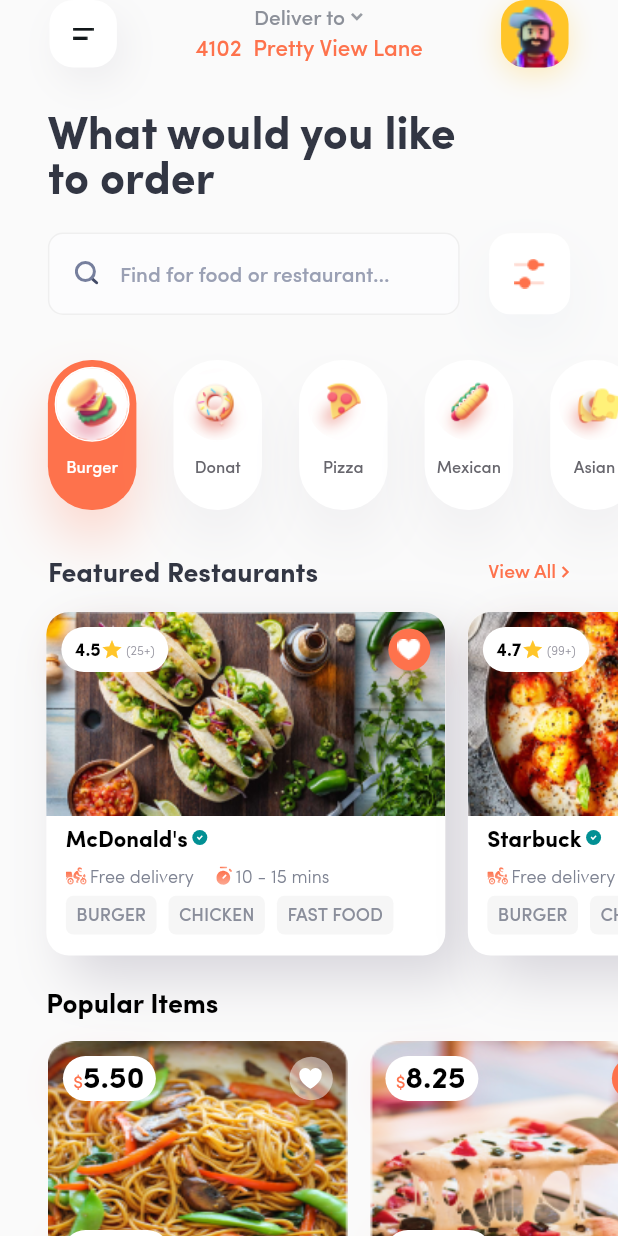
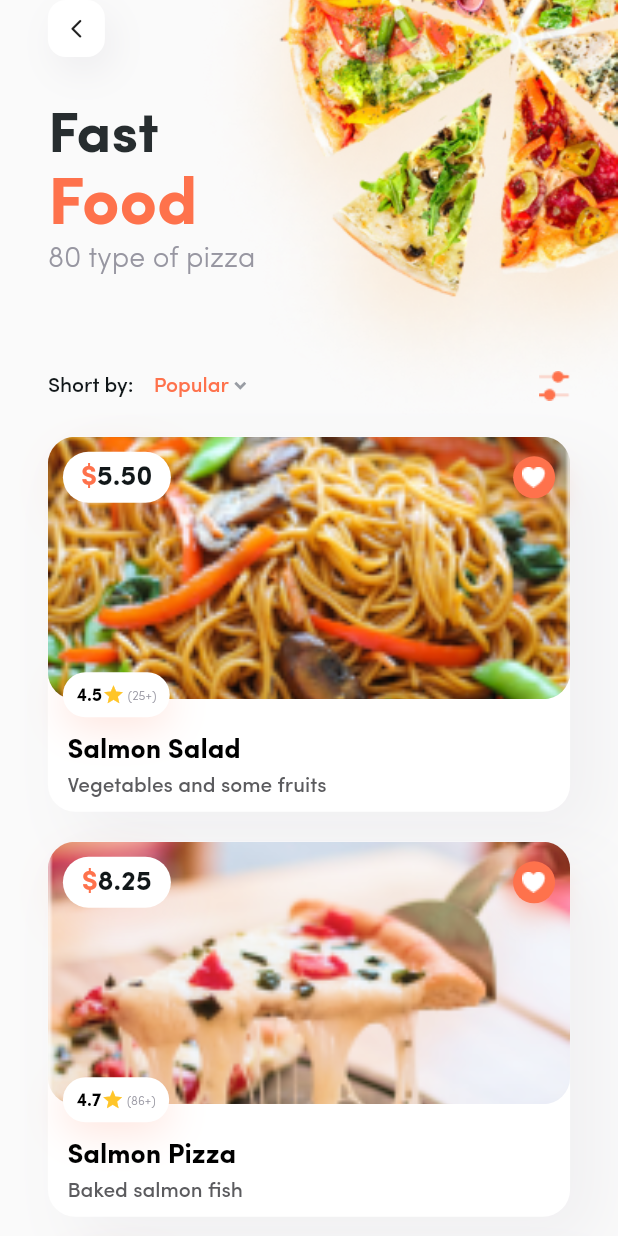
Before and after one commit to TuNinh99/food_app, a Flutter app: the screen it shows after launch, on a phone screen of 412 x 824 dp. Run offline on Flutter 3.47's test engine with Material 2 defaults, Android fonts, the light colour scheme and no system bars; our stand-ins replace device_preview, flutter_svg.

Commit message:
add category page

```diff
--- a/lib/main.dart
+++ b/lib/main.dart
@@ -1,7 +1,8 @@
 import 'package:device_preview/device_preview.dart';
 import 'package:flutter/foundation.dart';
 import 'package:flutter/material.dart';
-import 'package:food_app/pages/food_details.dart';
+import 'package:food_app/pages/category_page.dart';
+import 'package:food_app/pages/food_page.dart';
 import 'package:food_app/pages/home_page.dart';
 
 void main() {
@@ -29,10 +30,11 @@ class FoodApp extends StatelessWidget {
         primarySwatch: Colors.blue,
       ),
       // home: const HomePage(),
-      initialRoute: '$HomePage',
+      initialRoute: '$CategoryPage',
       routes: {
         '$HomePage': (context) => const HomePage(),
-        '$FoodDetailsPage': (context) => const FoodDetailsPage()
+        '$FoodPage': (context) => const FoodPage(),
+        '$CategoryPage': (context) => const CategoryPage(),
       },
     );
   }
--- /dev/null
+++ b/lib/pages/category_page.dart
@@ -0,0 +1,258 @@
+import 'package:flutter/material.dart';
+import 'package:flutter_svg/flutter_svg.dart';
+import 'package:food_app/data/models/foods.dart';
+import 'package:food_app/utils/themes.dart';
+import 'package:food_app/widgets/button_back.dart';
+import 'package:food_app/widgets/food_cover.dart';
+import 'package:food_app/widgets/rating_box.dart';
+
+class CategoryPage extends StatelessWidget {
+  const CategoryPage({super.key});
+
+  @override
+  Widget build(BuildContext context) {
+    final Size size = MediaQuery.of(context).size;
+
+    return Scaffold(
+      body: ListView(
+        shrinkWrap: true,
+        children: [
+          _Header(size: size),
+          _ShortBy(
+            size: size,
+          ),
+          const SizedBox(
+            height: 24,
+          ),
+          _FilterList(size: size),
+        ],
+      ),
+    );
+  }
+}
+
+class _FilterList extends StatelessWidget {
+  const _FilterList({
+    required this.size,
+  });
+
+  final Size size;
+
+  @override
+  Widget build(BuildContext context) {
+    return Padding(
+      padding: EdgeInsets.symmetric(horizontal: size.width * 0.0775),
+      child: Column(
+        children: List.generate(popularItems.length, (index) {
+          var item = popularItems[index];
+          return Container(
+            padding: const EdgeInsets.all(0),
+            margin: const EdgeInsets.only(bottom: 20),
+            height: size.width > 600 ? 400 : 250,
+            decoration: const BoxDecoration(
+              color: kColorWhite,
+              borderRadius: BorderRadius.all(
+                Radius.circular(18.2),
+              ),
+              boxShadow: [
+                BoxShadow(
+                  offset: Offset(18.2, 18.2),
+                  blurRadius: 36.4,
+                  color: Color.fromRGBO(211, 209, 216, 0.25),
+                )
+              ],
+            ),
+            child: Column(
+              crossAxisAlignment: CrossAxisAlignment.start,
+              children: [
+                Expanded(
+                  flex: 7,
+                  child: FoodCover(
+                    topLeftWidget: Container(
+                      width: 72,
+                      height: 34,
+                      decoration: const BoxDecoration(
+                        color: kColorWhite,
+                        boxShadow: [
+                          BoxShadow(
+                              offset: Offset(0, 7),
+                              blurRadius: 28,
+                              color: Color.fromRGBO(254, 114, 76, 0.2)),
+                        ],
+                        borderRadius: BorderRadius.all(
+                          Radius.circular(36),
+                        ),
+                      ),
+                      child: Center(
+                        child: RichText(
+                          text: TextSpan(
+                            text: '\$',
+                            style: PrimaryFont.semiBold(18).copyWith(
+                              color: kColorPrimary,
+                              height: 1,
+                            ),
+                            children: [
+                              TextSpan(
+                                text: item.price.toStringAsFixed(2),
+                                style: PrimaryFont.semiBold(18).copyWith(
+                                  color: const Color(0XFF111719),
+                                  height: 1,
+                                ),
+                              ),
+                            ],
+                          ),
+                        ),
+                      ),
+                    ),
+                    bottomLeftWidget: RatingBox(ratingInfo: item.ratingInfo),
+                    image: item.image,
+                    borderRadius: const BorderRadius.all(
+                      Radius.circular(18),
+                    ),
+                  ),
+                ),
+                Expanded(
+                  flex: 3,
+                  child: Padding(
+                    padding: const EdgeInsets.symmetric(horizontal: 13),
+                    child: Column(
+                      crossAxisAlignment: CrossAxisAlignment.start,
+                      children: [
+                        const Spacer(),
+                        Expanded(
+                          child: Text(
+                            item.name,
+                            style: PrimaryFont.semiBold(18.2).copyWith(
+                              color: kColorBlack,
+                              height: 1,
+                            ),
+                          ),
+                        ),
+                        Expanded(
+                          child: Text(
+                            item.shortDescription,
+                            style: PrimaryFont.medium(14).copyWith(
+                              color: const Color(0XFF5B5B5E),
+                              height: 1.05,
+                            ),
+                          ),
+                        ),
+                      ],
+                    ),
+                  ),
+                )
+              ],
+            ),
+          );
+        }),
+      ),
+    );
+  }
+}
+
+class _ShortBy extends StatelessWidget {
+  const _ShortBy({required this.size});
+
+  final Size size;
+
+  @override
+  Widget build(BuildContext context) {
+    return Padding(
+      padding: EdgeInsets.symmetric(horizontal: size.width * 0.0775),
+      child: Row(
+        children: [
+          Expanded(
+            child: Row(
+              children: [
+                Text(
+                  'Short by: ',
+                  style: PrimaryFont.medium(14).copyWith(
+                    color: const Color(0XFF111719),
+                    height: 1,
+                  ),
+                ),
+                const SizedBox(
+                  width: 10,
+                ),
+                Text(
+                  'Popular ',
+                  style: PrimaryFont.medium(14).copyWith(
+                    color: kColorPrimary,
+                    height: 1,
+                  ),
+                ),
+                SvgPicture.asset('assets/images/arrow_down.svg'),
+              ],
+            ),
+          ),
+          Image.asset('assets/images/ic_double_switch.png'),
+        ],
+      ),
+    );
+  }
+}
+
+class _Header extends StatelessWidget {
+  const _Header({
+    required this.size,
+  });
+
+  final Size size;
+
+  @override
+  Widget build(BuildContext context) {
+    return Container(
+      height: size.height < 650 ? size.height * 0.35 : size.height * 0.3,
+      margin: EdgeInsets.only(
+        left: size.width * 0.0775,
+        right: size.width > 600 ? size.width * 0.125 : size.width * 0.17,
+      ),
+      child: Row(
+        children: [
+          Expanded(
+            child: Column(
+              crossAxisAlignment: CrossAxisAlignment.start,
+              children: [
+                GestureDetector(
+                  child: const ButtonBack(),
+                ),
+                const SizedBox(
+                  height: 30,
+                ),
+                Text(
+                  'Fast',
+                  style: PrimaryFont.semiBold(38).copyWith(
+                    color: const Color(0XFF272D2F),
+                    height: 1.1,
+                  ),
+                ),
+                Text(
+                  'Food',
+                  style: PrimaryFont.semiBold(45).copyWith(
+                    color: kColorPrimary,
+                    height: 1.1,
+                  ),
+                ),
+                Text(
+                  '80 type of pizza',
+                  style: PrimaryFont.light(19).copyWith(
+                    color: const Color(0XFF9796A1),
+                    height: 1.2,
+                  ),
+                ),
+              ],
+            ),
+          ),
+          Expanded(
+            child: Transform.scale(
+              // scaleY: 1.52,
+              // scaleX: 1.8,
+              scale: 1.9,
+              child: Image.asset('assets/images/pizza_cover.png'),
+            ),
+          ),
+        ],
+      ),
+    );
+  }
+}
--- a/lib/pages/food_details.dart
+++ b/lib/pages/food_page.dart
@@ -6,14 +6,14 @@ import 'package:food_app/widgets/button_back.dart';
 import 'package:food_app/widgets/food_cover.dart';
 
 //<------------------------- MAIN WIDGET ------------------------------>
-class FoodDetailsPage extends StatefulWidget {
-  const FoodDetailsPage({super.key});
+class FoodPage extends StatefulWidget {
+  const FoodPage({super.key});
 
   @override
-  State<FoodDetailsPage> createState() => _FoodDetailsPageState();
+  State<FoodPage> createState() => _FoodPageState();
 }
 
-class _FoodDetailsPageState extends State<FoodDetailsPage> {
+class _FoodPageState extends State<FoodPage> {
   @override
   Widget build(BuildContext context) {
     final food = ModalRoute.of(context)!.settings.arguments as Food;
--- a/lib/pages/home_page.dart
+++ b/lib/pages/home_page.dart
@@ -2,7 +2,7 @@ import 'package:flutter/material.dart';
 import 'package:flutter_svg/flutter_svg.dart';
 import 'package:food_app/data/models/categories.dart';
 import 'package:food_app/data/models/restaurants.dart';
-import 'package:food_app/pages/food_details.dart';
+import 'package:food_app/pages/food_page.dart';
 import 'package:food_app/utils/themes.dart';
 import 'package:food_app/widgets/food_cover.dart';
 import 'package:food_app/widgets/menu.dart';
@@ -162,7 +162,7 @@ class _PopularItems extends StatelessWidget {
           String price = food.price.toStringAsFixed(2);
           return GestureDetector(
             onTap: () => Navigator.of(context).pushNamed(
-              '$FoodDetailsPage',
+              '$FoodPage',
               arguments: popularItems[index],
             ),
             child: Container(
@@ -185,6 +185,7 @@ class _PopularItems extends StatelessWidget {
                             food.image,
                             fit: BoxFit.fill,
                             width: double.infinity,
+                            height: double.infinity,
                           ),
                         ),
                         Padding(
--- /dev/null
+++ b/lib/utils/constants.dart
@@ -0,0 +1,7 @@
+List<String> categoryFillter = [
+  'Popular',
+  'A to Z',
+  'Z to A',
+  'Descending price',
+  'Ascending price',
+];
--- /dev/null
+++ b/lib/widgets/drop_menu.dart
@@ -0,0 +1,61 @@
+import 'package:flutter/material.dart';
+import 'package:flutter_svg/flutter_svg.dart';
+import 'package:food_app/utils/themes.dart';
+
+class DropMenu extends StatefulWidget {
+  const DropMenu({super.key, required this.items});
+
+  final List<String> items;
+
+  @override
+  State<DropMenu> createState() => _DropMenuState();
+}
+
+class _DropMenuState extends State<DropMenu> {
+  String dropdownValue = 'Popular';
+
+  @override
+  Widget build(BuildContext context) {
+    List<String> items = widget.items;
+
+    return Theme(
+      data: Theme.of(context).copyWith(
+        splashColor: Colors.transparent,
+        highlightColor: Colors.transparent,
+        hoverColor: Colors.transparent,
+      ),
+      child: DropdownButton(
+        value: dropdownValue,
+        items: items.map((String items) {
+          return DropdownMenuItem(
+            value: items,
+            child: Text(items),
+          );
+        }).toList(),
+        onChanged: (value) {
+          setState(() {
+            dropdownValue = value!;
+          });
+        },
+        icon: SvgPicture.asset(
+          'assets/images/arrow_down.svg',
+          width: 8,
+          height: 6,
+        ),
+        iconEnabledColor: Colors.white,
+        style: const TextStyle(
+          color: kColorPrimary,
+          fontSize: 14,
+          fontWeight: FontWeight.w500,
+        ),
+        dropdownColor: Colors.transparent,
+        elevation: 0,
+        underline: Container(),
+        // isExpanded: true,
+        focusColor: Colors.transparent,
+        // isDense: true,
+        // autofocus: true,
+      ),
+    );
+  }
+}
--- a/lib/widgets/food_cover.dart
+++ b/lib/widgets/food_cover.dart
@@ -7,15 +7,18 @@ class FoodCover extends StatelessWidget {
     required this.topLeftWidget,
     required this.image,
     required this.borderRadius,
+    this.bottomLeftWidget,
   });
 
   final String image;
   final Widget topLeftWidget;
   final BorderRadiusGeometry borderRadius;
+  final Widget? bottomLeftWidget;
 
   @override
   Widget build(BuildContext context) {
     return Stack(
+      clipBehavior: Clip.none,
       children: [
         ClipRRect(
           borderRadius: borderRadius,
@@ -47,9 +50,14 @@ class FoodCover extends StatelessWidget {
                   radius: 14,
                   child: Image.asset('assets/images/ic_heart.png'),
                 ),
-              )
+              ),
             ],
           ),
+        ),
+        Positioned(
+          left: 10,
+          bottom: -12,
+          child: bottomLeftWidget!,
         )
       ],
     );
```
